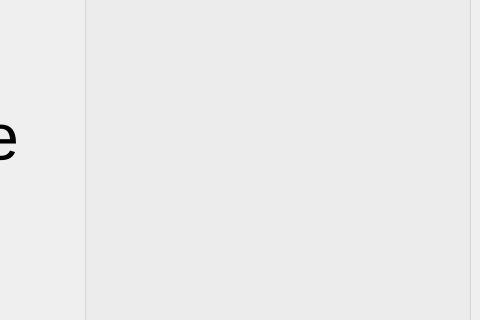
Above: forms/welcome_window.ui from hjnowakowski/music-player before the change; both pictures show x 319 to 799 and y 151 to 471 of the 799 by 598 pixel window. Below: the same form after it.
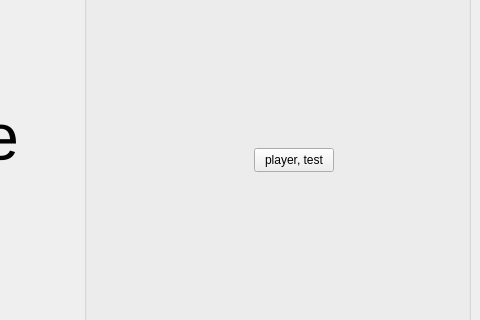
That is the form after the change.

```diff
--- a/forms/welcome_window.ui
+++ b/forms/welcome_window.ui
@@ -77,6 +77,19 @@
         <string>Zakończ</string>
        </property>
       </widget>
+      <widget class="QPushButton" name="pushButton">
+       <property name="geometry">
+        <rect>
+         <x>170</x>
+         <y>290</y>
+         <width>80</width>
+         <height>24</height>
+        </rect>
+       </property>
+       <property name="text">
+        <string>player, test</string>
+       </property>
+      </widget>
      </widget>
     </item>
    </layout>
```
